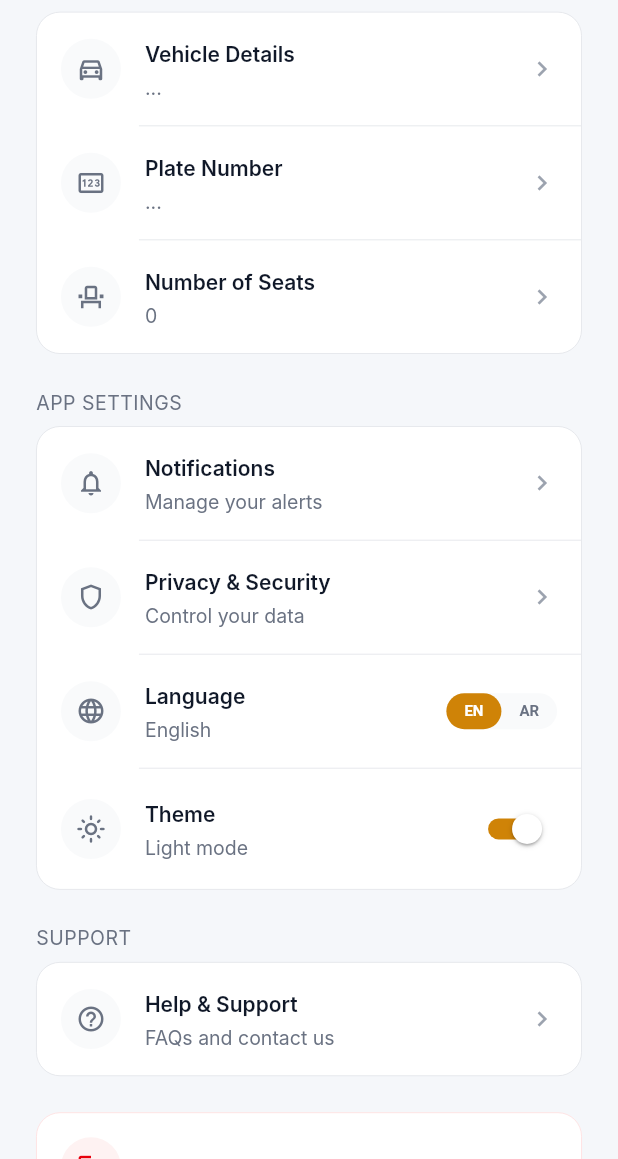
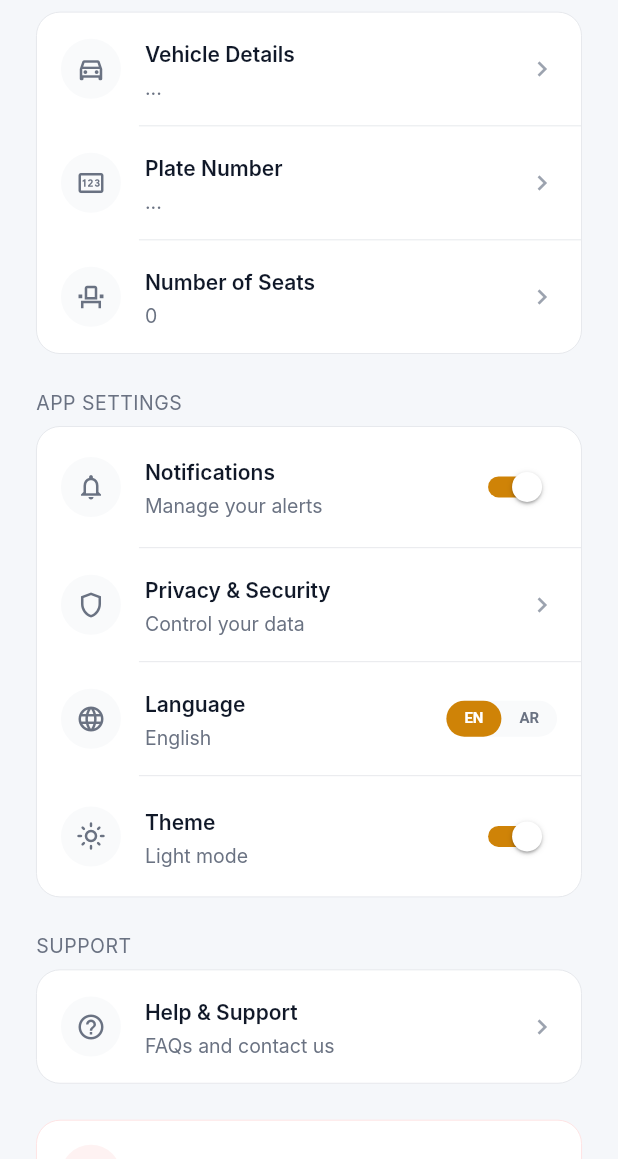
Before and after one commit to alaaghannam20/Uni_Ride_Application, a Flutter app: the CarpoolProfileScreen screen opened by its route, scrolled down 576 dp, on a phone screen of 412 x 824 dp, the part 77-1236 px from its top. Run offline on Flutter 3.47's test engine with Material 3 defaults, Android fonts, the phone set to English and light mode, and no system bars; our stand-ins replace dio, flutter_local_notifications, geolocator, google_maps_flutter, image_cropper, image_picker and 2 more; missing offline and left inert: onesignal_flutter, signalr_netcore; accounts and stored records are empty; network calls fail; Roboto replaces fonts that are missing (Inter); statements that could not run were skipped; project files that could hold a hidden picture were left out.

Commit message:
edit profile

```diff
--- a/lib/features/carpool/carpool_profile_screen.dart
+++ b/lib/features/carpool/carpool_profile_screen.dart
@@ -9,6 +9,7 @@ import 'package:uni_ride_application/core/storage/app_prefs.dart';
 import 'package:uni_ride_application/core/theme/app_colors.dart';
 import 'package:uni_ride_application/l10n/app_localizations.dart';
 import 'package:uni_ride_application/features/carpool/carpool_reviews_screen.dart';
+import 'package:uni_ride_application/core/provider/one_signal_service.dart';
 
 class CarpoolProfileScreen extends StatefulWidget {
   const CarpoolProfileScreen({super.key});
@@ -18,12 +19,21 @@ class CarpoolProfileScreen extends StatefulWidget {
 }
 
 class _CarpoolProfileScreenState extends State<CarpoolProfileScreen> {
+  final _oneSignal = OneSignalService();
+  bool _notificationsEnabled = true;
+
   @override
   void initState() {
     super.initState();
+    _notificationsEnabled = _oneSignal.isSubscribed;
     WidgetsBinding.instance.addPostFrameCallback((_) {
       context.read<ProfileProvider>().fetchCarpoolProfile();
     });
+  }
+
+  Future<void> _toggleNotifications(bool val) async {
+    await _oneSignal.setSubscribed(val);
+    if (mounted) setState(() => _notificationsEnabled = val);
   }
 
   @override
@@ -160,7 +170,19 @@ class _CarpoolProfileScreenState extends State<CarpoolProfileScreen> {
                   _SLabel(text: l.appSettings),
                   const SizedBox(height: 8),
                   _CGroup(items: [
-                    _IItem(icon: Icons.notifications_outlined, title: l.notifications,   subtitle: l.manageYourAlerts),
+                    _IItem(
+                      icon:     Icons.notifications_outlined,
+                      title:    l.notifications,
+                      subtitle: l.manageYourAlerts,
+                      trailing: Switch(
+                        value:              _notificationsEnabled,
+                        onChanged:          _toggleNotifications,
+                        activeThumbColor:   Colors.white,
+                        activeTrackColor:   AppColors.orangeprimary,
+                        inactiveThumbColor: Colors.white,
+                        inactiveTrackColor: AppColors.borderadmincolor,
+                      ),
+                    ),
                     _IItem(icon: Icons.shield_outlined,        title: l.privacySecurity, subtitle: l.controlYourData),
                     _IItem(
                       icon:     Icons.language,
--- a/lib/features/trip_details/presentation/screens/trip_details_screen.dart
+++ b/lib/features/trip_details/presentation/screens/trip_details_screen.dart
@@ -71,7 +71,7 @@ class _TripDetailsScreenState extends State<TripDetailsScreen> {
                       const SizedBox(height: 16),
                       _buildDriverInfo(context, l, trip.driverName, trip.profilePicturePath, trip.driverRating, trip.totalDriverTrips, trip.vehicleModel, trip.vehicleType, trip.driverPhone),
                       const SizedBox(height: 16),
-                      _buildTrackTripButton(context, l, trip.driverName, trip.driverRating, trip.vehicleModel, trip.vehicleType, trip.tripId, trip.driverUserId, trip.pickupLocation, trip.dropoffLocation),
+                      _buildTrackTripButton(context, l, trip.driverName, trip.profilePicturePath, trip.driverRating, trip.vehicleModel, trip.vehicleType, trip.tripId, trip.driverUserId, trip.pickupLocation, trip.dropoffLocation),
                       if (trip.stops.isNotEmpty) ...[
                         const SizedBox(height: 16),
                         _buildPickupPoints(l, trip.stops),
@@ -230,11 +230,12 @@ class _TripDetailsScreenState extends State<TripDetailsScreen> {
     );
   }
 
-  Widget _buildTrackTripButton(BuildContext context, AppLocalizations l, String driverName, double driverRating, String vehicleModel, String vehicleType, int tripId, String driverUserId, String pickupLocation, String dropoffLocation) {
+  Widget _buildTrackTripButton(BuildContext context, AppLocalizations l, String driverName, String? driverPhoto, double driverRating, String vehicleModel, String vehicleType, int tripId, String driverUserId, String pickupLocation, String dropoffLocation) {
     return GestureDetector(
       onTap: () {
         final gpsArgs = TripGpsArgs(
           driverName: driverName,
+          driverPhotoUrl: driverPhoto,
           driverRating: driverRating,
           carModel: vehicleModel,
           carColor: vehicleType,
```
Also changed, not shown: lib/core/provider/one_signal_service.dart (+12 -0 lines), lib/features/driver/driver_profile_screen.dart (+23 -2 lines), lib/features/trip_details/presentation/screens/trip_gps_screen.dart (+25 -44 lines).
